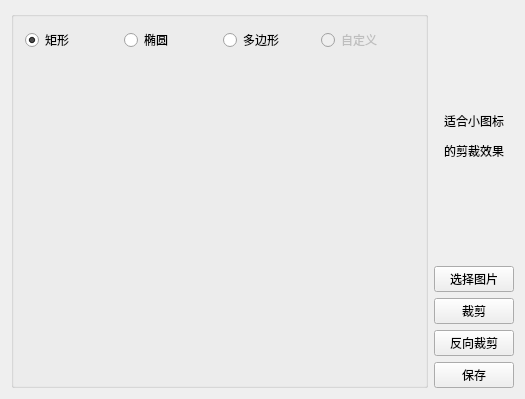
Above: mainwindow.ui from xiaoyanLG/ImageCropping before the change. Below: the same form after it.
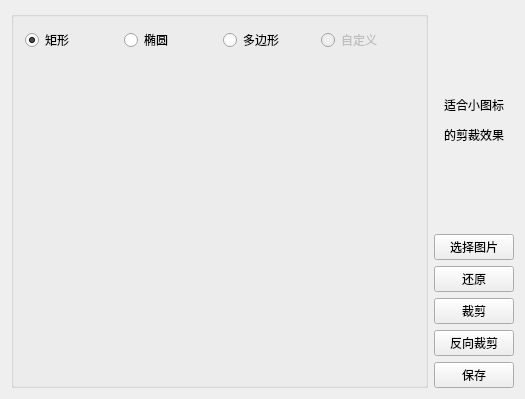
That is the form after the change. Custom widgets are drawn as their Qt base class.

```diff
--- a/mainwindow.ui
+++ b/mainwindow.ui
@@ -121,6 +121,13 @@
         </property>
        </widget>
       </item>
+      <item>
+       <widget class="QPushButton" name="pushButton_5">
+        <property name="text">
+         <string>还原</string>
+        </property>
+       </widget>
+      </item>
       <item>
        <widget class="QPushButton" name="pushButton_3">
         <property name="text">
```
